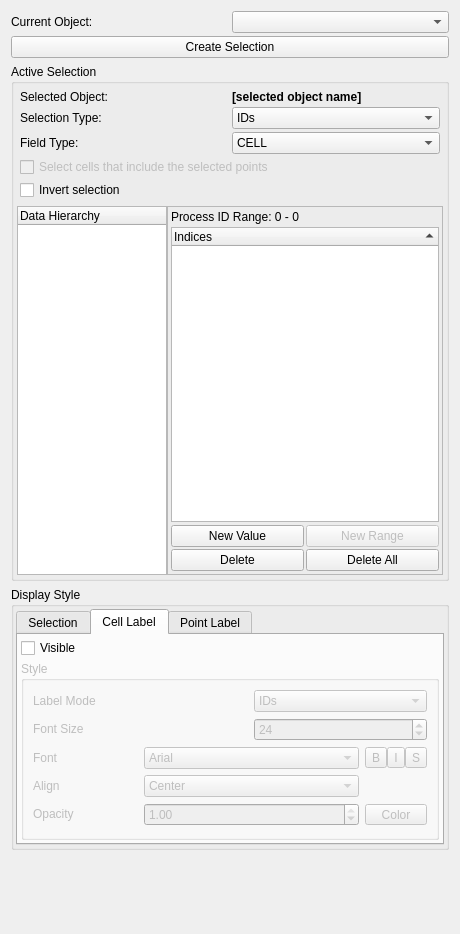
Above: Qt/Components/Resources/UI/pqSelectionInspectorPanel.ui from Kitware/ParaView before the change. Below: the same form after it.
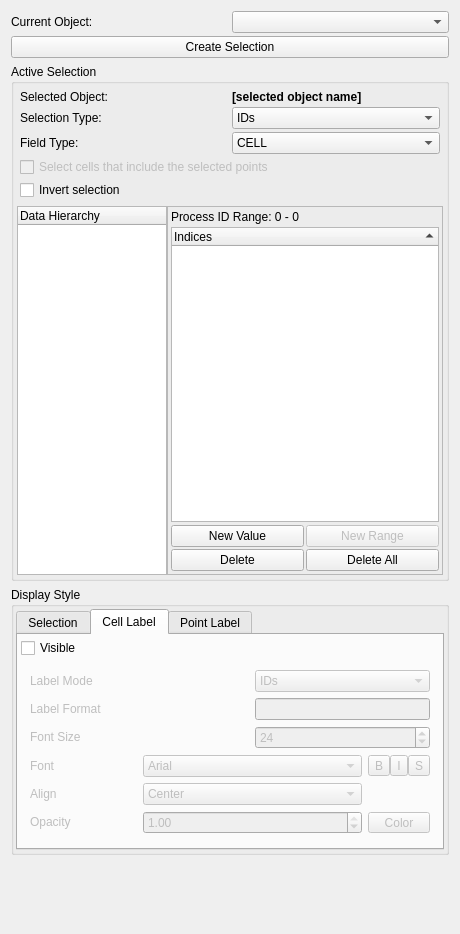
That is the form after the change. The open tabs and pages were chosen to show the change. Custom widgets are drawn as their Qt base class.

Commit message: Adds in the feature to set the label format for selections.

```diff
--- a/Qt/Components/Resources/UI/pqSelectionInspectorPanel.ui
+++ b/Qt/Components/Resources/UI/pqSelectionInspectorPanel.ui
@@ -923,15 +923,12 @@
            </widget>
           </item>
           <item row="1" column="0">
-           <widget class="QGroupBox" name="groupBox_CellLabelStyle">
+           <widget class="QFrame" name="frame_CellLabelStyle">
             <property name="enabled">
              <bool>false</bool>
             </property>
-            <property name="title">
-             <string>Style</string>
-            </property>
             <layout class="QGridLayout">
-             <item row="1" column="2" colspan="2">
+             <item row="2" column="2" colspan="2">
               <widget class="QSpinBox" name="spinBoxSize_Cell">
                <property name="sizePolicy">
                 <sizepolicy hsizetype="Minimum" vsizetype="Fixed">
@@ -963,7 +960,7 @@
                </property>
               </widget>
              </item>
-             <item row="2" column="3">
+             <item row="4" column="3">
               <layout class="QHBoxLayout">
                <property name="spacing">
                 <number>0</number>
@@ -1069,7 +1066,7 @@
                </item>
               </widget>
              </item>
-             <item row="2" column="0">
+             <item row="4" column="0">
               <widget class="QLabel" name="label_cell_font">
                <property name="sizePolicy">
                 <sizepolicy hsizetype="Minimum" vsizetype="Fixed">
@@ -1082,7 +1079,7 @@
                </property>
               </widget>
              </item>
-             <item row="1" column="0" colspan="2">
+             <item row="2" column="0" colspan="2">
               <widget class="QLabel" name="label_size_2">
                <property name="sizePolicy">
                 <sizepolicy hsizetype="Minimum" vsizetype="Fixed">
@@ -1095,7 +1092,7 @@
                </property>
               </widget>
              </item>
-             <item row="4" column="0">
+             <item row="6" column="0">
               <widget class="QLabel" name="label_15">
                <property name="sizePolicy">
                 <sizepolicy hsizetype="Minimum" vsizetype="Fixed">
@@ -1108,7 +1105,7 @@
                </property>
               </widget>
              </item>
-             <item row="4" column="3">
+             <item row="6" column="3">
               <widget class="pqColorChooserButton" name="buttonColor_Cell">
                <property name="sizePolicy">
                 <sizepolicy hsizetype="Minimum" vsizetype="Fixed">
@@ -1124,7 +1121,7 @@
                </property>
               </widget>
              </item>
-             <item row="4" column="1" colspan="2">
+             <item row="6" column="1" colspan="2">
               <widget class="QDoubleSpinBox" name="spinBoxOpacity_Cell">
                <property name="whatsThis">
                 <string>Used to set the label opacity.</string>
@@ -1140,7 +1137,7 @@
                </property>
               </widget>
              </item>
-             <item row="2" column="1" colspan="2">
+             <item row="4" column="1" colspan="2">
               <widget class="QComboBox" name="comboFontFamily_Cell">
                <property name="sizePolicy">
                 <sizepolicy hsizetype="Minimum" vsizetype="Fixed">
@@ -1168,7 +1165,7 @@
                </item>
               </widget>
              </item>
-             <item row="3" column="0">
+             <item row="5" column="0">
               <widget class="QLabel" name="label_16">
                <property name="sizePolicy">
                 <sizepolicy hsizetype="Minimum" vsizetype="Fixed">
@@ -1181,7 +1178,7 @@
                </property>
               </widget>
              </item>
-             <item row="3" column="1" colspan="2">
+             <item row="5" column="1" colspan="2">
               <widget class="QComboBox" name="comboTextAlign_Cell">
                <property name="sizePolicy">
                 <sizepolicy hsizetype="Minimum" vsizetype="Fixed">
@@ -1212,6 +1209,26 @@
                </item>
               </widget>
              </item>
+             <item row="1" column="0">
+              <widget class="QLabel" name="label_4">
+               <property name="text">
+                <string>Label Format</string>
+               </property>
+              </widget>
+             </item>
+             <item row="1" column="2" colspan="2">
+              <widget class="QLineEdit" name="lineEdit_CellFormat">
+               <property name="sizePolicy">
+                <sizepolicy hsizetype="Minimum" vsizetype="Fixed">
+                 <horstretch>0</horstretch>
+                 <verstretch>0</verstretch>
+                </sizepolicy>
+               </property>
+               <property name="toolTip">
+                <string>printf format for label</string>
+               </property>
+              </widget>
+             </item>
             </layout>
            </widget>
           </item>
```
Left out of the diff: 135 changed lines with no effect on the pictures. The commit also changes 4 other files.
